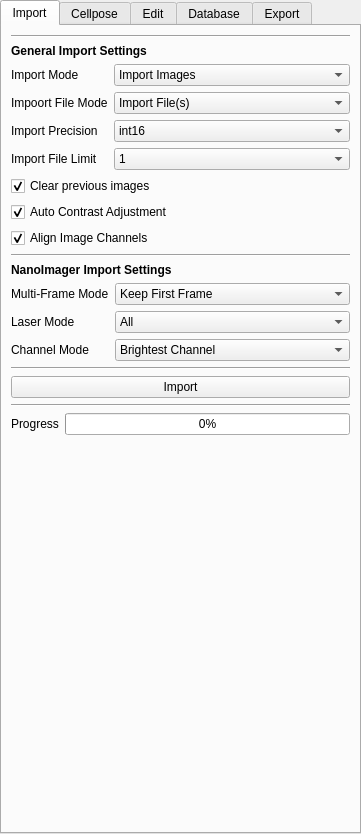
The window that src/napari_akseg/akseg_ui.ui (piedrro/napari-akseg) describes before a commit, drawn with Qt 5.
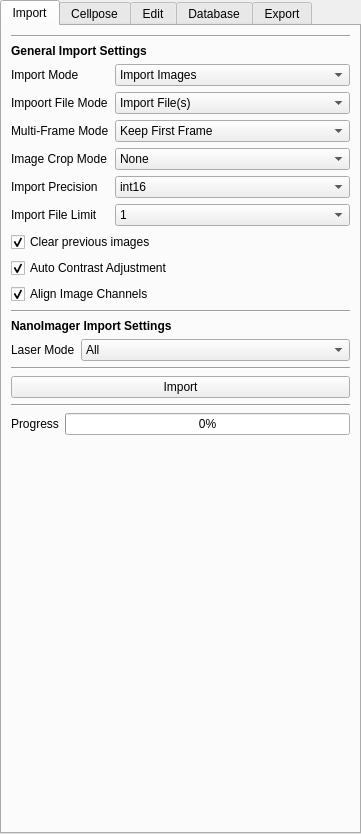
The same window after the commit.

Commit message: Changed multichannel modes, now accesible to all import modes

Diff of the .ui file:
```diff
--- a/src/napari_akseg/akseg_ui.ui
+++ b/src/napari_akseg/akseg_ui.ui
@@ -150,14 +150,14 @@
         </item>
        </widget>
       </item>
-      <item row="4" column="0">
+      <item row="6" column="0">
        <widget class="QLabel" name="import_limit_2">
         <property name="text">
          <string>Import File Limit</string>
         </property>
        </widget>
       </item>
-      <item row="4" column="1">
+      <item row="6" column="1">
        <widget class="QComboBox" name="import_limit">
         <item>
          <property name="text">
@@ -196,7 +196,7 @@
         </item>
        </widget>
       </item>
-      <item row="3" column="1">
+      <item row="5" column="1">
        <widget class="QComboBox" name="import_precision">
         <property name="currentIndex">
          <number>1</number>
@@ -223,13 +223,70 @@
         </item>
        </widget>
       </item>
-      <item row="3" column="0">
+      <item row="5" column="0">
        <widget class="QLabel" name="label_21">
         <property name="text">
          <string>Import Precision</string>
         </property>
        </widget>
       </item>
+      <item row="3" column="1">
+       <widget class="QComboBox" name="import_multiframe_mode">
+        <item>
+         <property name="text">
+          <string>Keep First Frame</string>
+         </property>
+        </item>
+        <item>
+         <property name="text">
+          <string>Keep Brightest Frame</string>
+         </property>
+        </item>
+        <item>
+         <property name="text">
+          <string>Average Frames</string>
+         </property>
+        </item>
+       </widget>
+      </item>
+      <item row="3" column="0">
+       <widget class="QLabel" name="label_30">
+        <property name="text">
+         <string>Multi-Frame Mode</string>
+        </property>
+       </widget>
+      </item>
+      <item row="4" column="1">
+       <widget class="QComboBox" name="import_crop_mode">
+        <item>
+         <property name="text">
+          <string>None</string>
+         </property>
+        </item>
+        <item>
+         <property name="text">
+          <string>Crop Left Half</string>
+         </property>
+        </item>
+        <item>
+         <property name="text">
+          <string>Crop Right Half</string>
+         </property>
+        </item>
+        <item>
+         <property name="text">
+          <string>Crop Brightest Half</string>
+         </property>
+        </item>
+       </widget>
+      </item>
+      <item row="4" column="0">
+       <widget class="QLabel" name="label_22">
+        <property name="text">
+         <string>Image Crop Mode</string>
+        </property>
+       </widget>
+      </item>
      </layout>
     </item>
     <item>
@@ -287,34 +344,10 @@
       <property name="sizeConstraint">
        <enum>QLayout::SetMinimumSize</enum>
       </property>
-      <item row="3" column="1">
-       <widget class="QComboBox" name="nim_channel_mode">
-        <item>
-         <property name="text">
-          <string>Brightest Channel</string>
-         </property>
-        </item>
-        <item>
-         <property name="text">
-          <string>Left Channel</string>
-         </property>
-        </item>
-        <item>
-         <property name="text">
-          <string>Right Channel</string>
-         </property>
-        </item>
-        <item>
-         <property name="text">
-          <string>Both Channels</string>
-         </property>
-        </item>
-       </widget>
-      </item>
-      <item row="3" column="0">
-       <widget class="QLabel" name="label_31">
+      <item row="2" column="0">
+       <widget class="QLabel" name="label_29">
         <property name="text">
-         <string>Channel Mode</string>
+         <string>Laser Mode</string>
         </property>
        </widget>
       </item>
@@ -355,39 +388,6 @@
         </item>
        </widget>
       </item>
-      <item row="2" column="0">
-       <widget class="QLabel" name="label_29">
-        <property name="text">
-         <string>Laser Mode</string>
-        </property>
-       </widget>
-      </item>
-      <item row="1" column="1">
-       <widget class="QComboBox" name="nim_multiframe_mode">
-        <item>
-         <property name="text">
-          <string>Keep First Frame</string>
-         </property>
-        </item>
-        <item>
-         <property name="text">
-          <string>Keep Brightest Frame</string>
-         </property>
-        </item>
-        <item>
-         <property name="text">
-          <string>Average Frames</string>
-         </property>
-        </item>
-       </widget>
-      </item>
-      <item row="1" column="0">
-       <widget class="QLabel" name="label_30">
-        <property name="text">
-         <string>Multi-Frame Mode</string>
-        </property>
-       </widget>
-      </item>
      </layout>
     </item>
     <item>
```
The commit also changes 6 other files.
